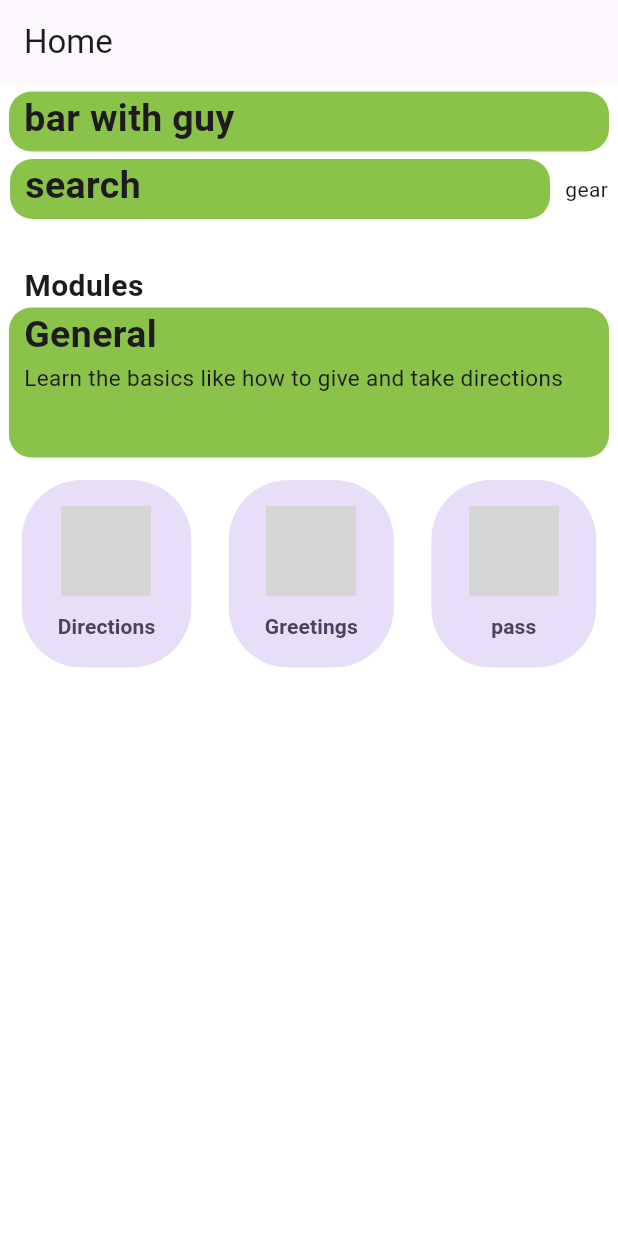
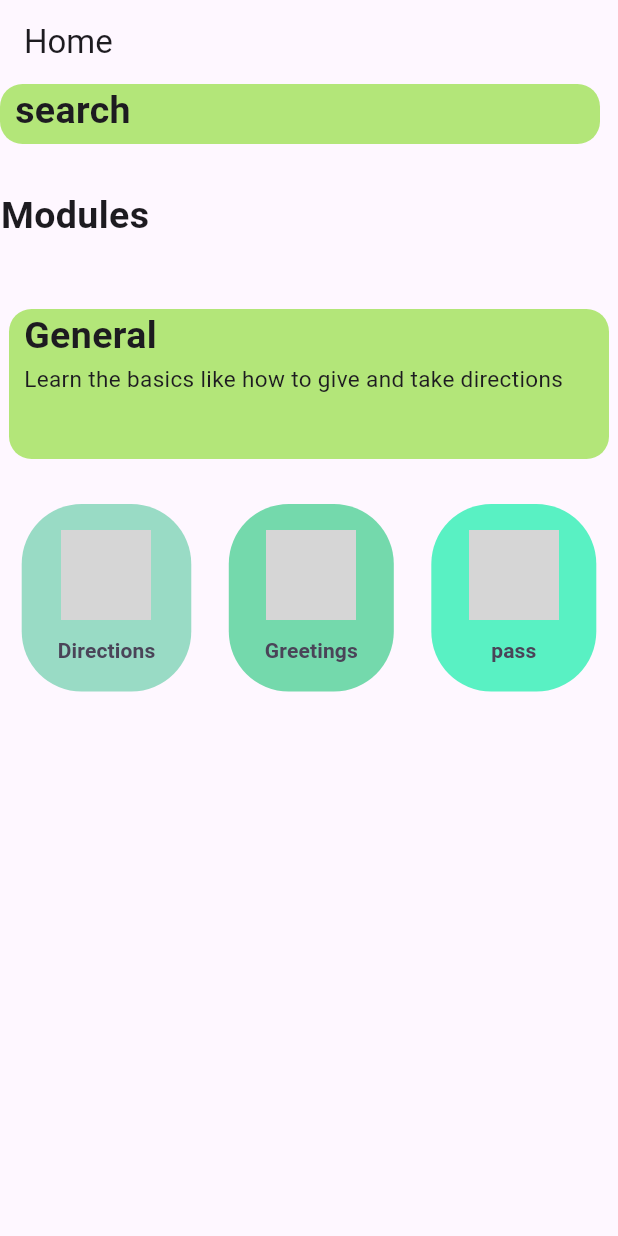
Before and after one commit to monsimb/CSCE3444_SoftwareEng, a Flutter app: the screen it shows after launch, on a phone screen of 412 x 824 dp. Run offline on Flutter 3.47's test engine with Material 3 defaults, Android fonts, the light colour scheme and no system bars; our stand-ins replace audioplayers; grey boxes are pictures that could not be loaded.

Commit message:
Created swipe for page view with static top and basic module buttons.

```diff
--- a/lib/main.dart
+++ b/lib/main.dart
@@ -11,60 +11,116 @@ class MyApp extends StatelessWidget {
 
   @override
   Widget build(BuildContext context) {
-    const String appTitle = 'layout demo';
+    const String appTitle = 'Language learning app';
     return MaterialApp(
         // sets the style for the entire project (colors font etc)
         title: appTitle,
         theme: ThemeData(
-          primarySwatch: Colors.blue,
+          primarySwatch: Colors.brown,
           // elevatedButtonTheme:
         ),
-        home: const _HomePageState());
+        home: const HomePage());
   }
 }
 
-class _HomePageState extends StatelessWidget {
-  const _HomePageState({super.key});
+class HomePage extends StatefulWidget {
+  const HomePage({super.key});
+  @override
+  State<HomePage> createState() => _HomePageState();
+}
 
-  // final controller = PageController(
-  //   initialPage: 1,
-  // );
+class _HomePageState extends State<HomePage> with TickerProviderStateMixin {
+  late PageController _pageViewController;
+
+  @override
+  void initState() {
+    super.initState();
+    _pageViewController = PageController();
+  }
+
+  @override
+  void dispose() {
+    super.dispose();
+    _pageViewController.dispose();
+  }
+
+  /*  ^^ DONT MESS WITH THE ABOVE! ^^  */
 
   @override
   Widget build(BuildContext context) {
-    const h5_spacer = SizedBox(height: 5);
-    const h15_spacer = SizedBox(height: 15);
-    const w10_spacer = SizedBox(width: 10);
+    return Scaffold(
+        backgroundColor: Colors.white, // setting style for home page (bg color)
+        appBar: AppBar(
+          title: const Text('Home'), // remove if no title is to displayed
+        ),
+        body: Stack(alignment: Alignment.center, children: [
+          Column(
+              key: GlobalKey(),
+              mainAxisAlignment: MainAxisAlignment.start,
+              children: <Widget>[
+                SizedBox(height: 200, child: staticHomePage())
+              ]),
+          Expanded(
+            child: PageView(
+              // sets "swippeable widgets"
+              controller: _pageViewController,
+              children: [
+                Container(
+                    margin: const EdgeInsets.only(top: 150.0),
+                    height: 500,
+                    child: homePage1()),
+                Container(
+                    margin: const EdgeInsets.only(top: 150.0),
+                    height: 500,
+                    child: homePage2()),
+                Container(
+                    margin: const EdgeInsets.only(top: 150.0),
+                    height: 500,
+                    child: homePage3()),
+              ],
+            ),
+          ),
 
+          /// will controll the PageView
+          GestureDetector(onPanUpdate: (details) {
+            // Swiping in right direction.
+            if (details.delta.dx > 0) {
+              _pageViewController.nextPage(
+                  duration: const Duration(milliseconds: 200),
+                  curve: Curves.easeIn);
+            }
+
+            // Swiping in left direction.
+            if (details.delta.dx < 0) {
+              _pageViewController.previousPage(
+                  duration: const Duration(milliseconds: 200),
+                  curve: Curves.easeInOut);
+            }
+          })
+        ]));
+  }
+
+  Widget staticHomePage() {
     return Scaffold(
-      backgroundColor: Colors.white, // setting style for home page (bg color)
-      appBar: AppBar(
-        title: const Text('Home'), // remove if no title is to displayed
-      ),
-      body: Column(
-        children: <Widget>[
-          // all widgets on home page
-          h5_spacer,
-          SizedBox(
-              width: 400,
-              height: 40,
-              child: banner(
-                  'bar with guy')), // change the dimensions to be phone dim dependent (ratio)
-
-          h5_spacer, // spacer
-
-          Row(mainAxisAlignment: MainAxisAlignment.center, children: <Widget>[
-            SizedBox(width: 360, height: 40, child: banner('search')),
-            w10_spacer,
-            Text('gear')
-          ]),
-
+        body: Column(
+            // crossAxisAlignment: CrossAxisAdlignment.center,
+            children: <Widget>[
+          SizedBox(width: 400, height: 40, child: banner('search')),
           const Padding(
               padding: EdgeInsets.only(right: 300, top: 30),
               child: Text('Modules',
                   style:
-                      TextStyle(fontSize: 20.0, fontWeight: FontWeight.bold))),
+                      TextStyle(fontSize: 25.0, fontWeight: FontWeight.bold))),
+        ]));
+  }
 
+  Widget homePage1() {
+    const h30_spacer = SizedBox(height: 30);
+
+    return Scaffold(
+      body: Column(
+        children: <Widget>[
+          // all widgets on home page
           SizedBox(
               width: 400,
               height: 100,
@@ -72,18 +128,48 @@ class _HomePageState extends StatelessWidget {
                   subtext:
                       'Learn the basics like how to give and take directions')),
 
-          h15_spacer, // spacer
+          h30_spacer, // spacer
 
           SizedBox(
-            child: moduleButtonWidget(context, 'Directions'),
+            child:
+                moduleButtonWidget(context, 'Directions', 'Greetings', 'pass'),
           )
         ],
       ),
     );
   }
 
+  Widget homePage2() {
+    return Scaffold(
+      body: Row(children: <Widget>[
+        // all widgets on home page
+        SizedBox(
+          width: 10,
+        ),
+        SizedBox(
+            width: 400,
+            height: 100,
+            child: banner('Food',
+                subtext: 'Learn the basics like how to order food!')),
+      ]),
+    );
+  }
+
+  Widget homePage3() {
+    return Scaffold(
+      body: Column(children: <Widget>[
+        // all widgets on home page
+        SizedBox(
+            width: 400,
+            height: 100,
+            child:
+                banner('Food', subtext: 'Learn sentences related to styling!')),
+      ]),
+    );
+  }
+
   Widget banner(text, {subtext = ''}) {
-    const colors = Colors.lightGreen;
+    const colors = Color.fromARGB(255, 179, 230, 121);
 
     return Container(
       decoration: BoxDecoration(
@@ -114,14 +200,25 @@ class _HomePageState extends StatelessWidget {
     );
   }
 
-  Widget moduleButtonWidget(BuildContext context, text) {
+  Widget moduleButtonWidget(BuildContext context, submod1, submod2, submod3) {
+    // style for all buttons. (current holding size and shape)
     final ButtonStyle btnStyle = ElevatedButton.styleFrom(
       minimumSize: const Size(110, 125),
       shape: const RoundedRectangleBorder(
         borderRadius: BorderRadius.all(Radius.circular(40)),
       ),
     );
-    const TextStyle tStyle = TextStyle(
+
+    // colours for first, second, and third
+    final ButtonStyle fStyle = ElevatedButton.styleFrom(
+        backgroundColor: const Color.fromARGB(255, 153, 219, 197));
+    final ButtonStyle sStyle = ElevatedButton.styleFrom(
+        backgroundColor: const Color.fromARGB(255, 116, 217, 172));
+    final ButtonStyle tStyle = ElevatedButton.styleFrom(
+        backgroundColor: const Color.fromARGB(255, 89, 241, 195));
+
+    // text style, (bold, font, color, etc)
+    const TextStyle texStyle = TextStyle(
       fontWeight: FontWeight.bold,
     );
     return Stack(
@@ -129,7 +226,7 @@ class _HomePageState extends StatelessWidget {
         Row(mainAxisAlignment: MainAxisAlignment.center, children: <Widget>[
           // submodule 1
           FilledButton.tonal(
-            style: btnStyle,
+            style: (btnStyle.merge(fStyle)),
             onPressed: () {
               Navigator.push(context, MaterialPageRoute(builder: (context) {
                 return _ModulePageState();
@@ -145,7 +242,7 @@ class _HomePageState extends StatelessWidget {
                   fit: BoxFit.contain,
                 ),
                 SizedBox(height: 10),
-                Text(text, style: tStyle),
+                Text(submod1, style: texStyle),
               ],
             ),
           ),
@@ -153,7 +250,7 @@ class _HomePageState extends StatelessWidget {
 
           // submodule 2
           FilledButton.tonal(
-            style: btnStyle,
+            style: (btnStyle.merge(sStyle)),
             onPressed: () {}, // what happens when the button is pressed
             child: Column(
               mainAxisAlignment: MainAxisAlignment.center,
@@ -165,7 +262,7 @@ class _HomePageState extends StatelessWidget {
                   fit: BoxFit.contain,
                 ),
                 SizedBox(height: 10),
-                Text('Greetings', style: tStyle),
+                Text(submod2, style: texStyle),
               ],
             ),
           ),
@@ -173,7 +270,7 @@ class _HomePageState extends StatelessWidget {
 
           //submode 3
           FilledButton.tonal(
-            style: btnStyle,
+            style: (btnStyle.merge(tStyle)),
             onPressed: () {}, // what happens when the button is pressed
             child: Column(
               mainAxisAlignment: MainAxisAlignment.center,
@@ -185,7 +282,7 @@ class _HomePageState extends StatelessWidget {
                   fit: BoxFit.contain,
                 ),
                 SizedBox(height: 10),
-                Text('pass', style: tStyle),
+                Text(submod3, style: texStyle),
               ],
             ),
           ),
```
